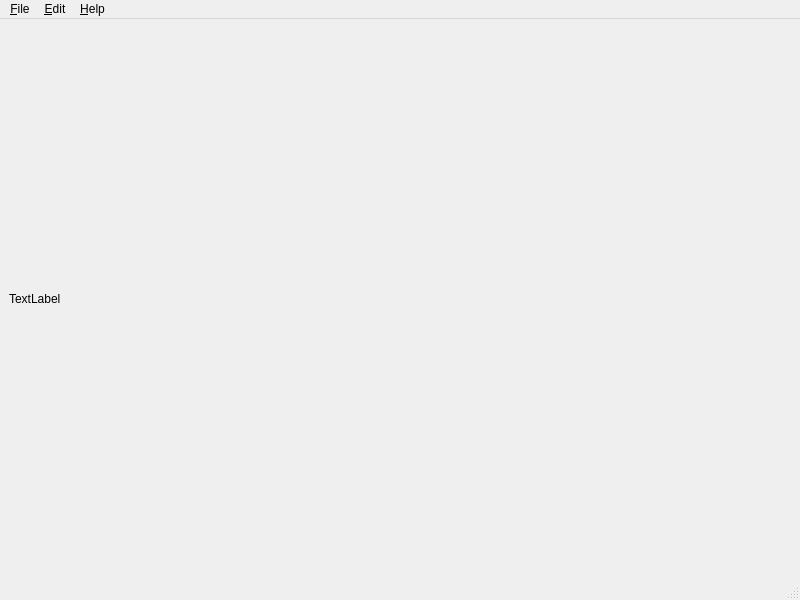
Old version of the form mainwindow.ui in the repository kaplan2539/SpriteKoopa.
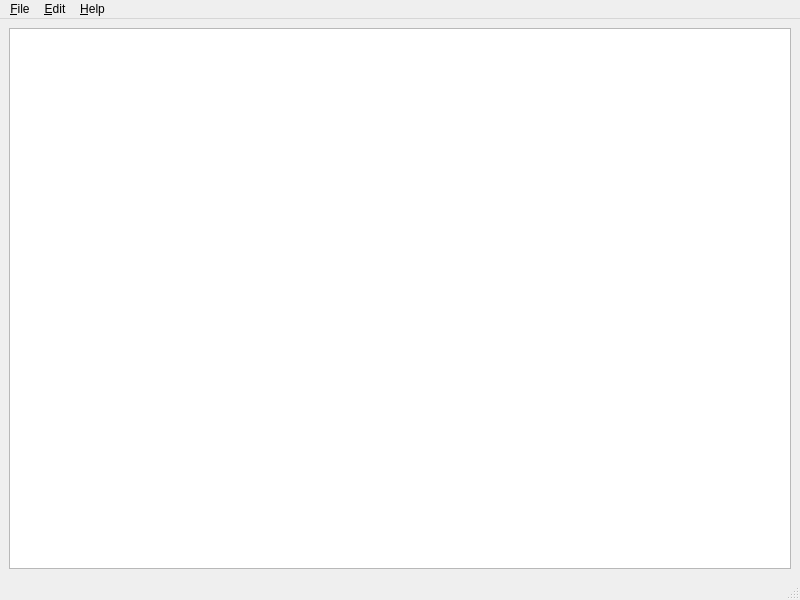
New version of the form.

Commit message: automatically find bounding boxes - without opencv

```diff
--- a/mainwindow.ui
+++ b/mainwindow.ui
@@ -16,11 +16,7 @@
   <widget class="QWidget" name="centralwidget">
    <layout class="QVBoxLayout" name="verticalLayout">
     <item>
-     <widget class="QLabel" name="label">
-      <property name="text">
-       <string>TextLabel</string>
-      </property>
-     </widget>
+     <widget class="QGraphicsView" name="graphicsView"/>
     </item>
    </layout>
   </widget>
```
The commit also changes 2 other files.
